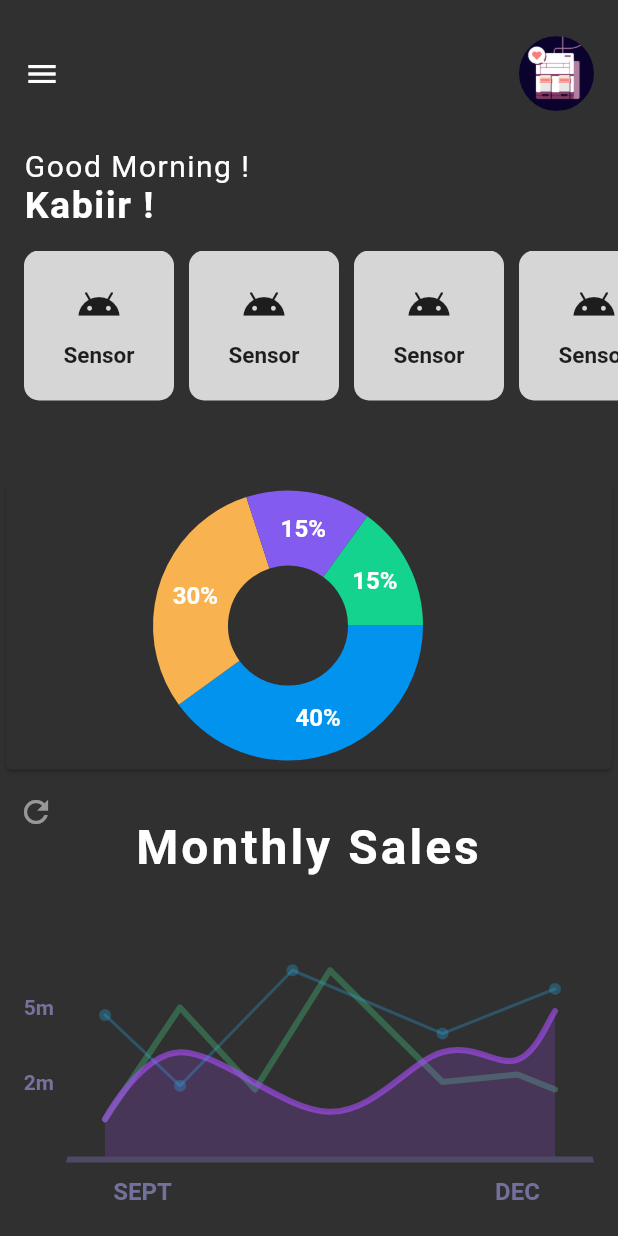
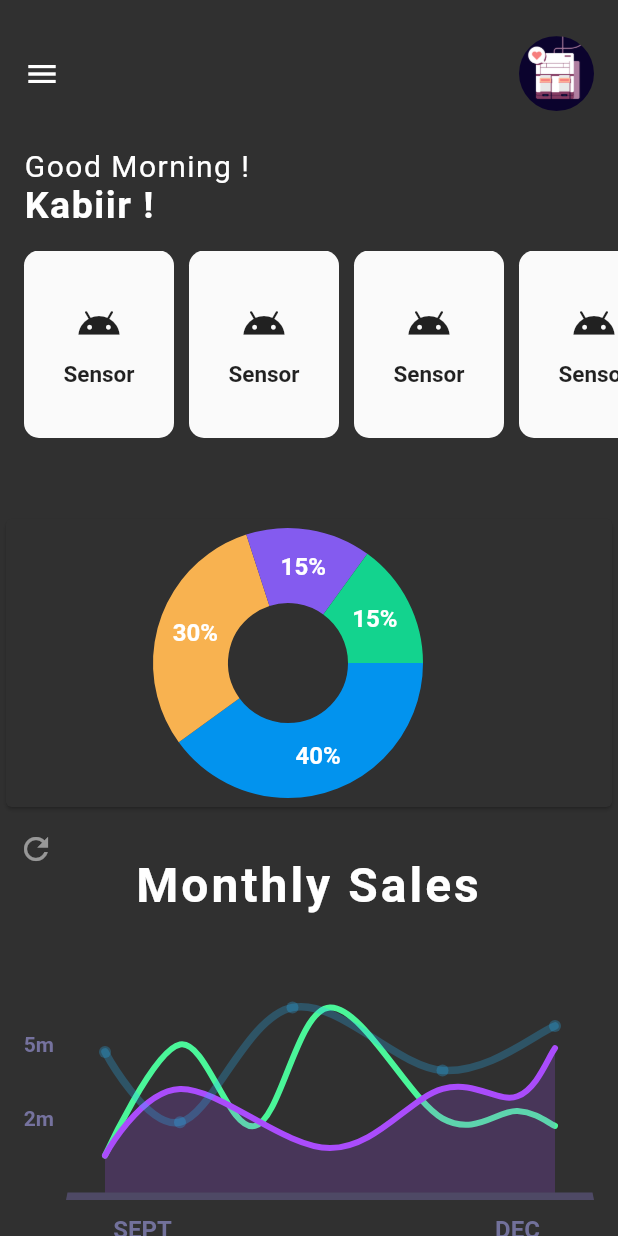
Before and after one commit to Kabiirk/sensor_data_flutter, a Flutter app: the screen it shows after launch, after a tap on the "refresh" icon, on a phone screen of 412 x 824 dp. Run offline on Flutter 3.47's test engine with Material 2 defaults, Android fonts, the phone set to English and light mode, and no system bars; drawn by our look-alikes of fl_chart.

Commit message:
line chart color change + card height in homescreen

```diff
--- a/lib/screens/home_screen.dart
+++ b/lib/screens/home_screen.dart
@@ -76,7 +76,7 @@ class _HomeScreenState extends State<HomeScreen> {
               ),
             ),
             Container(
-              height: 100.0,
+              height: 125.0,
               child: ListView.builder(
                 scrollDirection: Axis.horizontal,
                   padding: EdgeInsets.only(left: 16.0, right: 6),
@@ -88,7 +88,7 @@ class _HomeScreenState extends State<HomeScreen> {
                   margin: EdgeInsets.only(right: 10.0),
                   decoration: BoxDecoration(
                     borderRadius: BorderRadius.circular(10.0),
-                    color: Colors.grey[350],
+                    color: Colors.grey[50],
                   ),
                   child: Column(
                     mainAxisAlignment: MainAxisAlignment.center,
--- a/lib/screens/line_chart_widget.dart
+++ b/lib/screens/line_chart_widget.dart
@@ -305,7 +305,7 @@ class LineChartWidgetState extends State<LineChartWidget> {
           border: const Border(
             bottom: BorderSide(
               color: Color(0xff4e4965),
-              width: 4,
+              width: 5,
             ),
             left: BorderSide(
               color: Colors.transparent,
@@ -338,9 +338,9 @@ class LineChartWidgetState extends State<LineChartWidget> {
           FlSpot(13, 1.8),
         ],
         isCurved: true,
-        curveSmoothness: 0,
+        //curveSmoothness: 0,
         colors: const [
-          Color(0x444af699),
+          Color(0xff4af699),
         ],
         barWidth: 4,
         isStrokeCapRound: true,
@@ -362,7 +362,7 @@ class LineChartWidgetState extends State<LineChartWidget> {
         ],
         isCurved: true,
         colors: const [
-          Color(0x99aa4cfc),
+          Color(0xffaa4cfc),
         ],
         barWidth: 4,
         isStrokeCapRound: true,
@@ -382,11 +382,11 @@ class LineChartWidgetState extends State<LineChartWidget> {
           FlSpot(13, 4.5),
         ],
         isCurved: true,
-        curveSmoothness: 0,
+        //curveSmoothness: 0,
         colors: const [
           Color(0x4427b6fc),
         ],
-        barWidth: 2,
+        barWidth: 5,
         isStrokeCapRound: true,
         dotData: FlDotData(show: true),
         belowBarData: BarAreaData(
```
